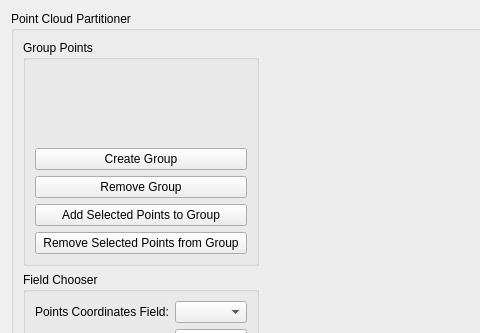
First picture: the form in mapclientplugins/pointcloudpartitionerstep/qt/pointcloudpartitionerwidget.ui, repository tsalemink/pointcloudpartitionerstep, before the edit; both pictures show x 0 to 480 and y 0 to 333 of the 884 by 730 pixel window.
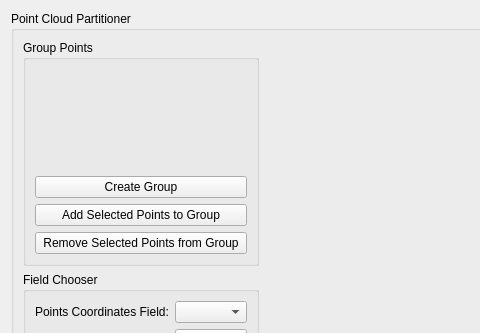
Second picture: the form after the edit. Custom widgets are drawn as their Qt base class.

Commit message: Add ability to select nodes from a defined group.

The edit to the form file:
```diff
--- a/mapclientplugins/pointcloudpartitionerstep/qt/pointcloudpartitionerwidget.ui
+++ b/mapclientplugins/pointcloudpartitionerstep/qt/pointcloudpartitionerwidget.ui
@@ -57,13 +57,6 @@
              </property>
             </widget>
            </item>
-           <item>
-            <widget class="QPushButton" name="pushButtonRemoveGroup">
-             <property name="text">
-              <string>Remove Group</string>
-             </property>
-            </widget>
-           </item>
            <item>
             <widget class="QPushButton" name="pushButtonAddToGroup">
              <property name="text">
```
The commit also changes 2 other files.
